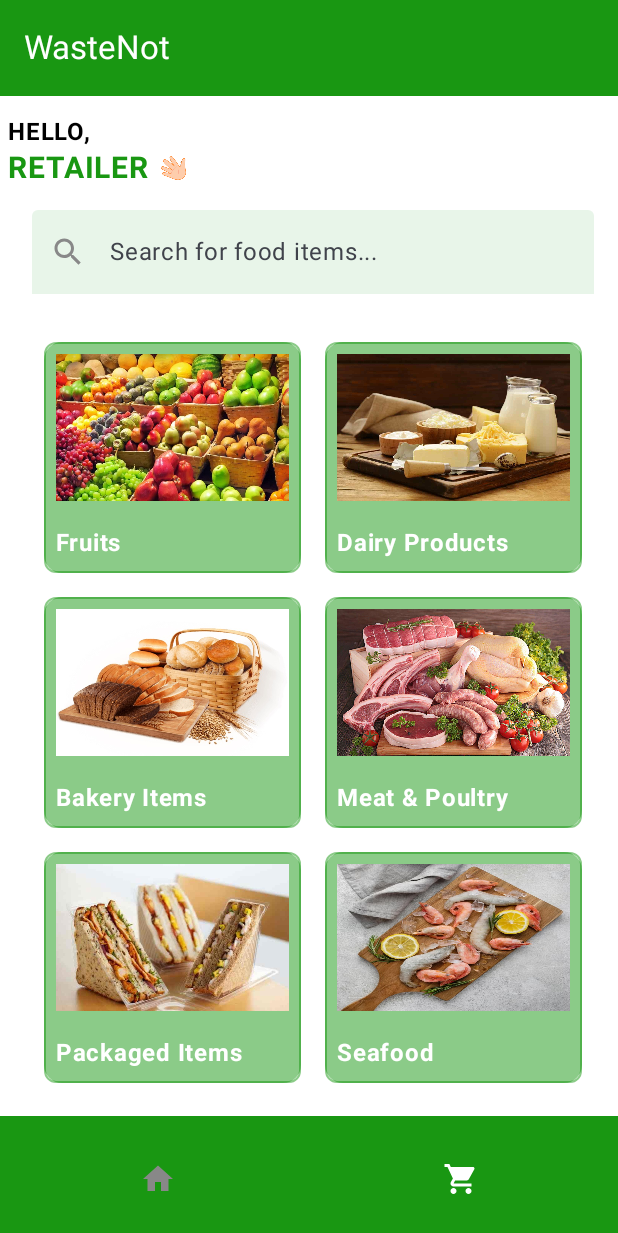
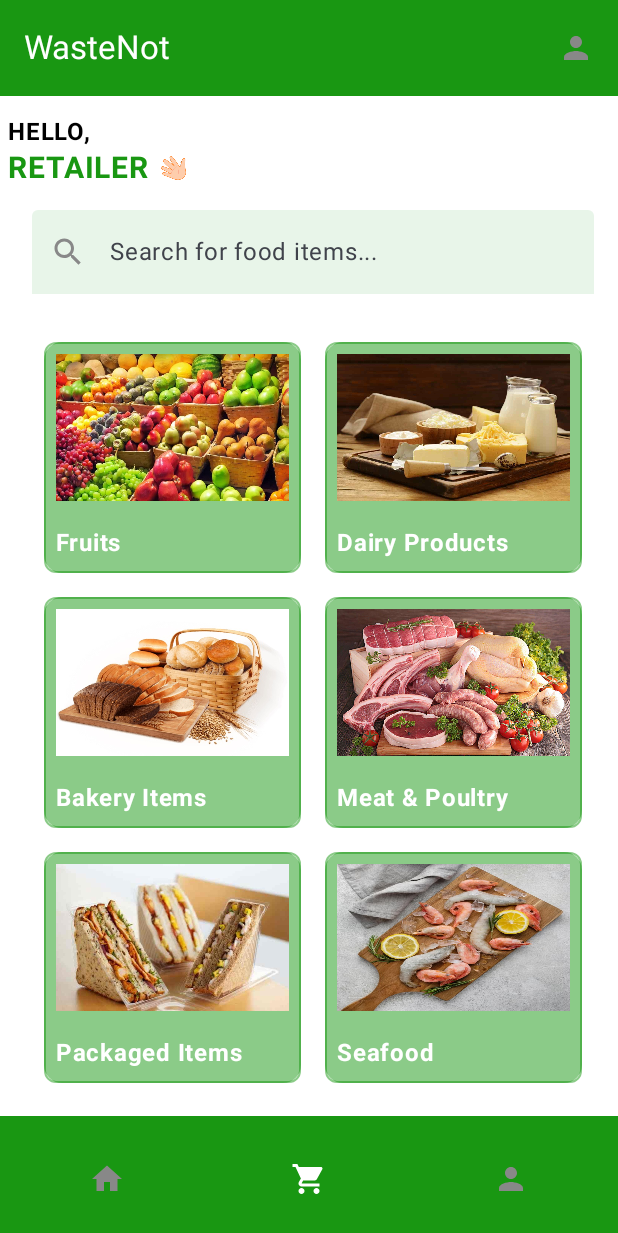
Before and after one commit to curiousfalak/Innotech_Wastenot, an Android app built with Jetpack Compose: the retailer screen opened through its navigation route, on a phone screen of 412 x 824 dp. Shown: the top 1233 px of the screen. Run offline under Robolectric (Android 15) with nearby library versions, the light colour scheme and no system bars.

Commit message:
make profile.kt screen

```diff
--- a/app/src/main/java/com/example/wastenot/Screens/Botsheet.kt
+++ b/app/src/main/java/com/example/wastenot/Screens/Botsheet.kt
@@ -3,9 +3,14 @@ package com.example.wastenot.Screens
 import androidx.compose.foundation.layout.padding
 import androidx.compose.material.icons.Icons
 import androidx.compose.material.icons.filled.Home
+import androidx.compose.material.icons.filled.Person
 import androidx.compose.material.icons.filled.ShoppingCart
 import androidx.compose.material3.*
 import androidx.compose.runtime.Composable
+import androidx.compose.runtime.getValue
+import androidx.compose.runtime.mutableStateOf
+import androidx.compose.runtime.remember
+import androidx.compose.runtime.setValue
 import androidx.compose.ui.Modifier
 import androidx.compose.ui.graphics.Color
 import androidx.navigation.compose.NavHost
@@ -24,26 +29,45 @@ fun Botsheet() {
         topBar = {
             val navBackStackEntry = navController.currentBackStackEntryAsState()
             val currentRoute = navBackStackEntry.value?.destination?.route
+            var selectedIcon by remember { mutableStateOf(Icons.Default.Home) }
 
-            if (currentRoute == "home" || currentRoute == "retailer") {
+            if (currentRoute == "home" || currentRoute == "retailer" || currentRoute =="profile") {
                 TopAppBar(
                     title = { Text("WasteNot") },
                     colors = TopAppBarDefaults.topAppBarColors(
                         containerColor = Color(0xFF199712),
                         titleContentColor = Color.White
                     )
+                    ,actions = {
+                        IconButton(
+                            onClick = {
+                                selectedIcon = Icons.Default.Person
+                                navController.navigate("profile") {
+                                    popUpTo("home") { inclusive = true }
+                                }
+                            }
+                        ) {
+                            Icon(
+                                imageVector = Icons.Default.Person,
+                                contentDescription = "Profile",
+                                tint = if (selectedIcon == Icons.Default.Person) Color.White else Color.Gray
+                            )
+                        }
+                    }
                 )
+
             }
         },
         bottomBar = {
             val navBackStackEntry = navController.currentBackStackEntryAsState()
             val currentRoute = navBackStackEntry.value?.destination?.route
 
-            if (currentRoute == "home" || currentRoute == "retailer") {
+            if (currentRoute == "home" || currentRoute == "retailer" || currentRoute =="profile") {
                 BottomAppBar(containerColor = Color(0xFF199712)) {
                     val bottomBarItems = listOf(
                         Triple(Icons.Default.Home, "Home", "home"),
-                        Triple(Icons.Default.ShoppingCart, "Retailer", "retailer")
+                        Triple(Icons.Default.ShoppingCart, "Retailer", "retailer"),
+                        Triple(Icons.Default.Person,"Profile","profile")
                     )
 
                     bottomBarItems.forEach { (icon, description, route) ->
@@ -61,6 +85,7 @@ fun Botsheet() {
                                 tint = if (currentRoute == route) Color.White else Color.Gray
                             )
                         }
+
                     }
                 }
             }
@@ -89,6 +114,7 @@ fun Botsheet() {
                     navController.navigate("itemselect")
                 }
             }
+            composable("profile") { Profile() }
 
 
             }
```
Also changed, not shown: app/src/main/java/com/example/wastenot/Screens/Profile.kt (added, +8 -0 lines).
